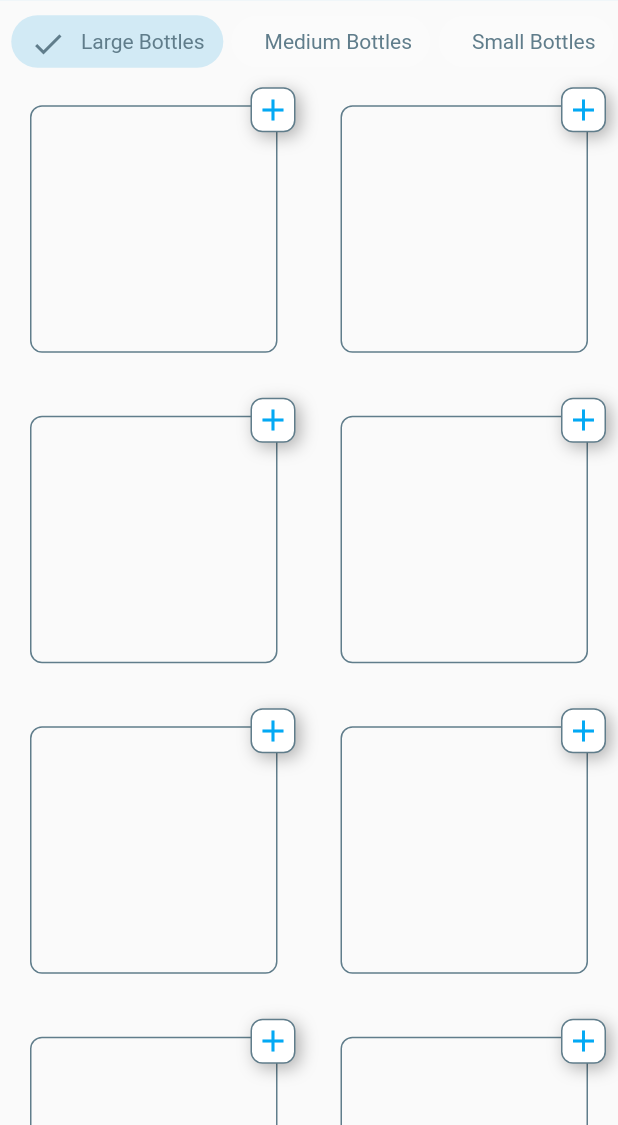
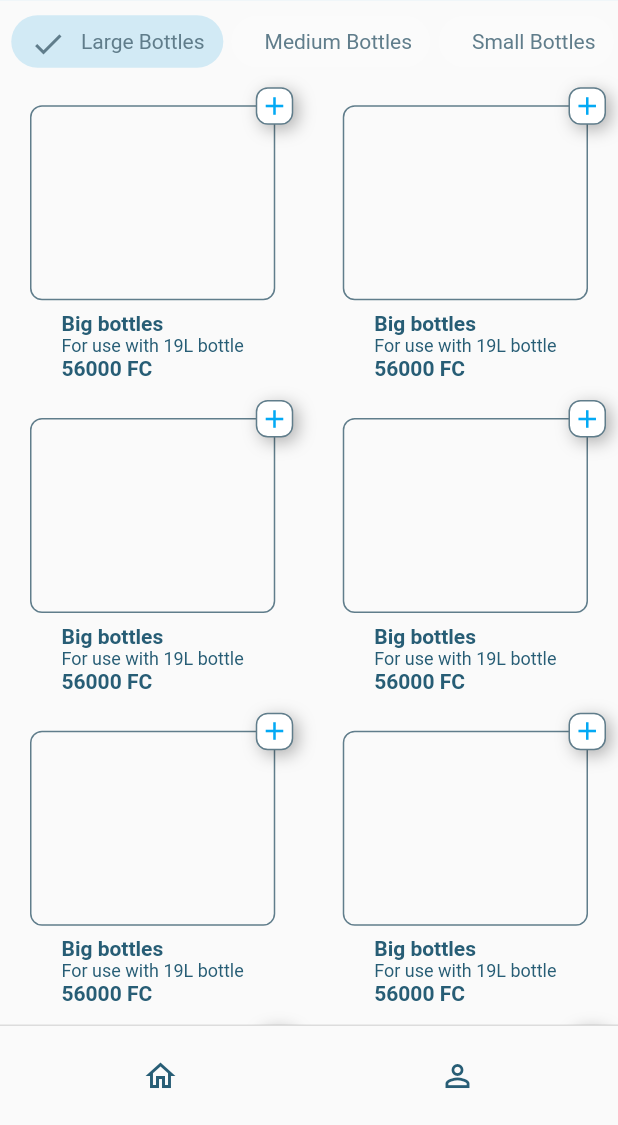
Before and after one commit to DavidMilai/AmaiziTestApp, a Flutter app: the HomeScreen screen opened by its route, on a phone screen of 412 x 824 dp, the part 111-1236 px from its top. Run offline on Flutter 3.47's test engine with Material 2 defaults, Android fonts, the phone set to English and light mode, and no system bars; our stand-ins replace dio, fluttertoast, hive, hive_flutter; accounts and stored records are empty; generated files the repository leaves out were written again; network calls fail.

Commit message:
profile tab

```diff
--- a/lib/config.dart
+++ b/lib/config.dart
@@ -5,3 +5,4 @@ class Config {
 }
 
 const Color kDefaultColor = Color(0xffD2EAF5);
+const Color kTextColor = Color(0xff275D75);
--- a/lib/routes.dart
+++ b/lib/routes.dart
@@ -1,4 +1,4 @@
-import 'package:test_app/screens/home_screen.dart';
+import 'package:test_app/screens/home_screen/home_screen.dart';
 import 'package:test_app/screens/select_language_screen.dart';
 import 'package:test_app/screens/spalsh_screen.dart';
 
--- a/lib/screens/home_screen.dart
+++ /dev/null
@@ -1,176 +0,0 @@
-import 'package:flutter/cupertino.dart';
-import 'package:flutter/material.dart';
-
-import '../config.dart';
-
-class HomeScreen extends StatefulWidget {
-  const HomeScreen({Key key}) : super(key: key);
-
-  @override
-  _HomeScreenState createState() => _HomeScreenState();
-}
-
-class _HomeScreenState extends State<HomeScreen> {
-  List<String> categories = [
-    "Large Bottles",
-    "Medium Bottles",
-    "Small Bottles"
-  ];
-  int selectedIndex = 0;
-
-  @override
-  Widget build(BuildContext context) {
-    Size size = MediaQuery.of(context).size;
-    return SafeArea(
-      child: Scaffold(
-        body: Column(
-          mainAxisAlignment: MainAxisAlignment.start,
-          children: [
-            Container(
-                height: size.height * 0.09,
-                width: double.infinity,
-                color: kDefaultColor,
-                padding: EdgeInsets.all(10),
-                child: Row(
-                  children: [
-                    SizedBox(width: size.width * 0.31),
-                    Text(
-                      "AMAIZI",
-                      style: TextStyle(fontSize: 25),
-                    ),
-                    Spacer(),
-                    Container(
-                        decoration: BoxDecoration(boxShadow: [
-                          BoxShadow(
-                            offset: Offset(3, 3),
-                            blurRadius: 9,
-                            color: Colors.black.withOpacity(0.3),
-                          ),
-                        ]),
-                        child: Row(
-                          children: [
-                            Container(
-                                height: 40,
-                                padding: EdgeInsets.all(10),
-                                decoration: BoxDecoration(
-                                    color: Colors.white,
-                                    borderRadius: BorderRadius.only(
-                                        bottomLeft: Radius.circular(8),
-                                        topLeft: Radius.circular(8))),
-                                child: Icon(
-                                  Icons.shopping_cart_outlined,
-                                  color: Colors.blueGrey,
-                                )),
-                            Container(
-                                height: 40,
-                                padding: EdgeInsets.all(10),
-                                decoration: BoxDecoration(
-                                    color: Colors.blueGrey.withOpacity(0.6),
-                                    borderRadius: BorderRadius.only(
-                                        bottomRight: Radius.circular(8),
-                                        topRight: Radius.circular(8))),
-                                child: Text(
-                                  "Empty",
-                                  style: TextStyle(color: Colors.white),
-                                )),
-                          ],
-                        ))
-                  ],
-                )),
-            Container(
-                height: 45,
-                margin: EdgeInsets.only(top: 5, left: 5),
-                child: ListView.builder(
-                    physics: BouncingScrollPhysics(),
-                    scrollDirection: Axis.horizontal,
-                    itemCount: categories.length,
-                    itemBuilder: (context, index) {
-                      return GestureDetector(
-                        onTap: () {
-                          selectedIndex = index;
-                          setState(() {});
-                        },
-                        child: Container(
-                            padding: EdgeInsets.symmetric(
-                                horizontal: 12.5, vertical: 7),
-                            margin: EdgeInsets.symmetric(
-                                horizontal: 2.5, vertical: 5),
-                            decoration: BoxDecoration(
-                              borderRadius:
-                                  BorderRadius.all(Radius.circular(20)),
-                              color: selectedIndex == index
-                                  ? kDefaultColor
-                                  : Colors.white10,
-                            ),
-                            child: Row(
-                              children: [
-                                selectedIndex == index
-                                    ? Icon(
-                                        Icons.check,
-                                        color: Colors.blueGrey,
-                                      )
-                                    : Container(),
-                                SizedBox(width: 10),
-                                Text(
-                                  categories[index],
-                                  style: TextStyle(color: Colors.blueGrey),
-                                ),
-                              ],
-                            )),
-                      );
-                    })),
-            Expanded(
-              child: GridView.builder(
-                  itemCount: 10,
-                  scrollDirection: Axis.vertical,
-                  physics: BouncingScrollPhysics(),
-                  gridDelegate: SliverGridDelegateWithFixedCrossAxisCount(
-                    crossAxisCount: 2,
-                    crossAxisSpacing: 2,
-                    mainAxisSpacing: 2,
-                  ),
-                  shrinkWrap: true,
-                  itemBuilder: (context, item) {
-                    return Stack(
-                      children: [
-                        Container(
-                          margin: EdgeInsets.all(20),
-                          decoration: BoxDecoration(
-                              borderRadius:
-                                  BorderRadius.all(Radius.circular(8)),
-                              border: Border.all(color: Colors.blueGrey)),
-                        ),
-                        Align(
-                          alignment: Alignment.topRight,
-                          child: Container(
-                            width: 30,
-                            height: 30,
-                            margin: EdgeInsets.only(right: 8, top: 8),
-                            decoration: BoxDecoration(
-                                color: Colors.white,
-                                borderRadius:
-                                    BorderRadius.all(Radius.circular(8)),
-                                border: Border.all(color: Colors.blueGrey),
-                                boxShadow: [
-                                  BoxShadow(
-                                    offset: Offset(3, 3),
-                                    blurRadius: 9,
-                                    color: Colors.black.withOpacity(0.3),
-                                  ),
-                                ]),
-                            child: Icon(
-                              Icons.add,
-                              color: Colors.lightBlue,
-                            ),
-                          ),
-                        ),
-                      ],
-                    );
-                  }),
-            )
-          ],
-        ),
-      ),
-    );
-  }
-}
--- /dev/null
+++ b/lib/screens/home_screen/home_screen.dart
@@ -0,0 +1,59 @@
+import 'package:flutter/cupertino.dart';
+import 'package:flutter/material.dart';
+import 'package:test_app/screens/home_screen/products_tab.dart';
+import 'package:test_app/screens/home_screen/profile_tab.dart';
+
+import '../../config.dart';
+
+class HomeScreen extends StatefulWidget {
+  const HomeScreen({Key key}) : super(key: key);
+
+  @override
+  _HomeScreenState createState() => _HomeScreenState();
+}
+
+class _HomeScreenState extends State<HomeScreen> {
+  int tab = 0;
+  @override
+  Widget build(BuildContext context) {
+    Size size = MediaQuery.of(context).size;
+    return SafeArea(
+      child: Scaffold(
+        body: tab == 0 ? ProductsTab() : ProfileTab(),
+        persistentFooterButtons: [
+          Container(
+            height: 50,
+            child: Row(
+              children: [
+                Expanded(
+                  child: GestureDetector(
+                    onTap: () => setState(() => tab = 0),
+                    child: Container(
+                      padding: EdgeInsets.all(10),
+                      child: Icon(
+                        Icons.home_outlined,
+                        color: kTextColor,
+                      ),
+                    ),
+                  ),
+                ),
+                Expanded(
+                  child: GestureDetector(
+                    onTap: () => setState(() => tab = 1),
+                    child: Container(
+                      padding: EdgeInsets.all(10),
+                      child: Icon(
+                        Icons.person_outline,
+                        color: kTextColor,
+                      ),
+                    ),
+                  ),
+                )
+              ],
+            ),
+          )
+        ],
+      ),
+    );
+  }
+}
--- /dev/null
+++ b/lib/screens/home_screen/products_tab.dart
@@ -0,0 +1,208 @@
+import 'package:flutter/material.dart';
+
+import '../../config.dart';
+
+class ProductsTab extends StatefulWidget {
+  @override
+  _ProductsTabState createState() => _ProductsTabState();
+}
+
+class _ProductsTabState extends State<ProductsTab> {
+  List<String> categories = [
+    "Large Bottles",
+    "Medium Bottles",
+    "Small Bottles"
+  ];
+  int selectedIndex = 0;
+  Map<String, String> products = {
+    "Big Bottles": "Big bottles description",
+    "Medium Bottles": "Medium bottles description",
+    "Small Bottles": "Small bottles description",
+  };
+
+  @override
+  Widget build(BuildContext context) {
+    Size size = MediaQuery.of(context).size;
+    return Column(
+      mainAxisAlignment: MainAxisAlignment.start,
+      children: [
+        Container(
+            height: size.height * 0.09,
+            width: double.infinity,
+            color: kDefaultColor,
+            padding: EdgeInsets.all(10),
+            child: Row(
+              children: [
+                SizedBox(width: size.width * 0.31),
+                Text(
+                  "AMAIZI",
+                  style: TextStyle(fontSize: 25),
+                ),
+                Spacer(),
+                Container(
+                    decoration: BoxDecoration(boxShadow: [
+                      BoxShadow(
+                        offset: Offset(3, 3),
+                        blurRadius: 9,
+                        color: Colors.black.withOpacity(0.3),
+                      ),
+                    ]),
+                    child: Row(
+                      children: [
+                        Container(
+                            height: 40,
+                            padding: EdgeInsets.all(10),
+                            decoration: BoxDecoration(
+                                color: Colors.white,
+                                borderRadius: BorderRadius.only(
+                                    bottomLeft: Radius.circular(8),
+                                    topLeft: Radius.circular(8))),
+                            child: Icon(
+                              Icons.shopping_cart_outlined,
+                              color: Colors.blueGrey,
+                            )),
+                        Container(
+                            height: 40,
+                            padding: EdgeInsets.all(10),
+                            decoration: BoxDecoration(
+                                color: Colors.blueGrey.withOpacity(0.6),
+                                borderRadius: BorderRadius.only(
+                                    bottomRight: Radius.circular(8),
+                                    topRight: Radius.circular(8))),
+                            child: Text(
+                              "Empty",
+                              style: TextStyle(color: Colors.white),
+                            )),
+                      ],
+                    ))
+              ],
+            )),
+        Container(
+            height: 45,
+            margin: EdgeInsets.only(top: 5, left: 5),
+            child: ListView.builder(
+                physics: BouncingScrollPhysics(),
+                scrollDirection: Axis.horizontal,
+                itemCount: categories.length,
+                itemBuilder: (context, index) {
+                  return GestureDetector(
+                    onTap: () {
+                      selectedIndex = index;
+                      setState(() {});
+                    },
+                    child: Container(
+                        padding:
+                            EdgeInsets.symmetric(horizontal: 12.5, vertical: 7),
+                        margin:
+                            EdgeInsets.symmetric(horizontal: 2.5, vertical: 5),
+                        decoration: BoxDecoration(
+                          borderRadius: BorderRadius.all(Radius.circular(20)),
+                          color: selectedIndex == index
+                              ? kDefaultColor
+                              : Colors.white10,
+                        ),
+                        child: Row(
+                          children: [
+                            selectedIndex == index
+                                ? Icon(
+                                    Icons.check,
+                                    color: Colors.blueGrey,
+                                  )
+                                : Container(),
+                            SizedBox(width: 10),
+                            Text(
+                              categories[index],
+                              style: TextStyle(color: Colors.blueGrey),
+                            ),
+                          ],
+                        )),
+                  );
+                })),
+        Expanded(
+          child: ProductsGrid(),
+        )
+      ],
+    );
+  }
+}
+
+class ProductsGrid extends StatelessWidget {
+  @override
+  Widget build(BuildContext context) {
+    return GridView.builder(
+        itemCount: 10,
+        scrollDirection: Axis.vertical,
+        physics: BouncingScrollPhysics(),
+        gridDelegate: SliverGridDelegateWithFixedCrossAxisCount(
+          crossAxisCount: 2,
+          crossAxisSpacing: 5,
+          mainAxisSpacing: 5,
+        ),
+        shrinkWrap: true,
+        itemBuilder: (context, item) {
+          return Container(
+            child: Stack(
+              children: [
+                Align(
+                  alignment: Alignment.topRight,
+                  child: Container(
+                    margin: EdgeInsets.all(20),
+                    height: 130,
+                    decoration: BoxDecoration(
+                        borderRadius: BorderRadius.all(Radius.circular(8)),
+                        border: Border.all(color: Colors.blueGrey)),
+                  ),
+                ),
+                Align(
+                  alignment: Alignment.topRight,
+                  child: Container(
+                    width: 25,
+                    height: 25,
+                    margin: EdgeInsets.only(right: 8, top: 8),
+                    decoration: BoxDecoration(
+                        color: Colors.white,
+                        borderRadius: BorderRadius.all(Radius.circular(8)),
+                        border: Border.all(color: Colors.blueGrey),
+                        boxShadow: [
+                          BoxShadow(
+                            offset: Offset(3, 3),
+                            blurRadius: 9,
+                            color: Colors.black.withOpacity(0.3),
+                          ),
+                        ]),
+                    child: Icon(
+                      Icons.add,
+                      color: Colors.lightBlue,
+                      size: 20,
+                    ),
+                  ),
+                ),
+                Align(
+                  alignment: Alignment.bottomCenter,
+                  child: Column(
+                    mainAxisAlignment: MainAxisAlignment.end,
+                    crossAxisAlignment: CrossAxisAlignment.start,
+                    children: [
+                      Text(
+                        "Big bottles",
+                        style: TextStyle(
+                            fontWeight: FontWeight.bold, color: kTextColor),
+                      ),
+                      Text(
+                        "For use with 19L bottle",
+                        style: TextStyle(color: kTextColor, fontSize: 12),
+                      ),
+                      Text(
+                        "56000 FC",
+                        style: TextStyle(
+                            fontWeight: FontWeight.bold, color: kTextColor),
+                      ),
+                    ],
+                  ),
+                )
+              ],
+            ),
+          );
+        });
+  }
+}
--- /dev/null
+++ b/lib/screens/home_screen/profile_tab.dart
@@ -0,0 +1,15 @@
+import 'package:flutter/material.dart';
+
+class ProfileTab extends StatefulWidget {
+  const ProfileTab({Key key}) : super(key: key);
+
+  @override
+  _ProfileTabState createState() => _ProfileTabState();
+}
+
+class _ProfileTabState extends State<ProfileTab> {
+  @override
+  Widget build(BuildContext context) {
+    return Container();
+  }
+}
```
